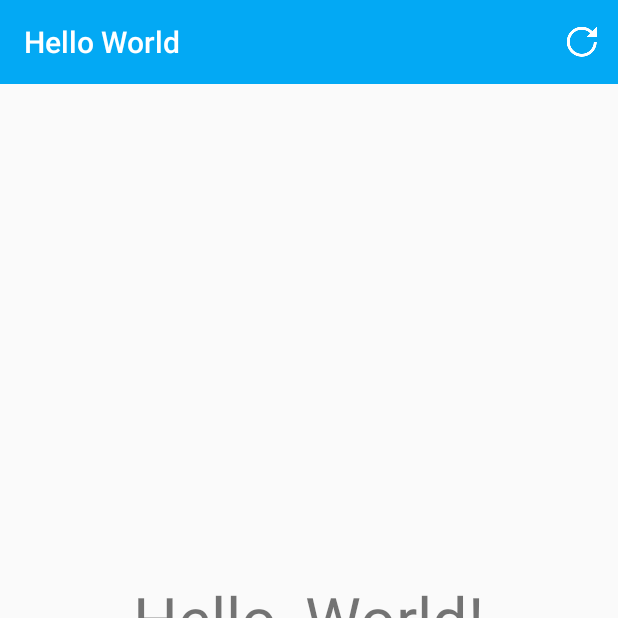
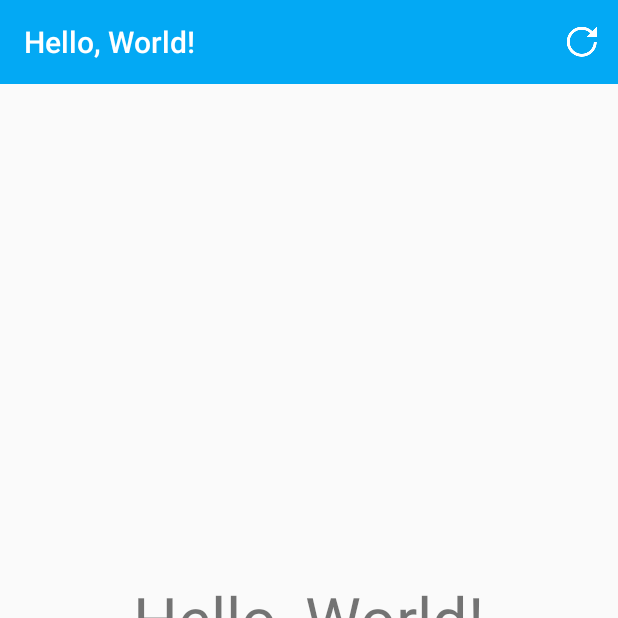
Before and after one commit to damiankacprzak/android_helloworld, an Android app: the screen it shows after launch (HelloWorldActivity), on a phone screen of 412 x 824 dp, the top half of it. Run offline under Robolectric (Android 15) with nearby library versions, the phone set to English and light mode, and no system bars; our stand-ins replace ButterKnife.

Commit message:
Views injection.

```diff
--- a/app/src/main/java/com/github/damiankacprzak/helloworld/presentation/views/HelloWorldActivity.java
+++ b/app/src/main/java/com/github/damiankacprzak/helloworld/presentation/views/HelloWorldActivity.java
@@ -1,6 +1,7 @@
 package com.github.damiankacprzak.helloworld.presentation.views;
 
 import android.os.Bundle;
+import android.support.design.widget.FloatingActionButton;
 import android.support.v7.app.AppCompatActivity;
 import android.support.v7.widget.Toolbar;
 import android.view.Menu;
@@ -10,8 +11,19 @@ import android.widget.TextView;
 
 import com.github.damiankacprzak.helloworld.R;
 
+import butterknife.BindString;
+import butterknife.BindView;
+import butterknife.ButterKnife;
+
 public class HelloWorldActivity extends AppCompatActivity implements HelloWorldContract.View {
     private HelloWorldPresenter presenter;
+
+    @BindView(R.id.toolbar) Toolbar toolbar;
+    @BindView(R.id.fab) FloatingActionButton fab;
+    @BindView(R.id.textView_counter) TextView tvCounter;
+
+    @BindString(R.string.hello_world) String helloWorld;
+    @BindString(R.string.ordinal_message) String ordinalMessage;
 
     @Override
     protected void onCreate(Bundle savedInstanceState) {
@@ -19,14 +31,15 @@ public class HelloWorldActivity extends AppCompatActivity implements HelloWorldC
 
         setContentView(R.layout.helloworld_activity);
 
+        ButterKnife.bind(this);
+
         presenter = new HelloWorldPresenter();
 
-        Toolbar toolbar = findViewById(R.id.toolbar);
-        toolbar.setTitle(R.string.app_name);
+        toolbar.setTitle(helloWorld);
 
         setSupportActionBar(toolbar);
 
-        findViewById(R.id.fab).setOnClickListener(new View.OnClickListener() {
+        fab.setOnClickListener(new View.OnClickListener() {
             @Override
             public void onClick(android.view.View v) {
                 presenter.sayHelloWorld();
@@ -59,7 +72,7 @@ public class HelloWorldActivity extends AppCompatActivity implements HelloWorldC
 
     @Override
     public void updateCounter(String counter) {
-        ((TextView) findViewById(R.id.textView_counter)).setText(getResources().getString(R.string.for_the, counter));
+        tvCounter.setText(String.format(ordinalMessage,counter));
     }
 
     @Override
--- a/app/src/main/res/values/strings.xml
+++ b/app/src/main/res/values/strings.xml
@@ -1,5 +1,5 @@
 <resources>
     <string name="app_name">Hello World</string>
     <string name="hello_world">Hello, World!</string>
-    <string name="for_the">for the %1$s time</string>
+    <string name="ordinal_message">for the %1$s time</string>
 </resources>
```
